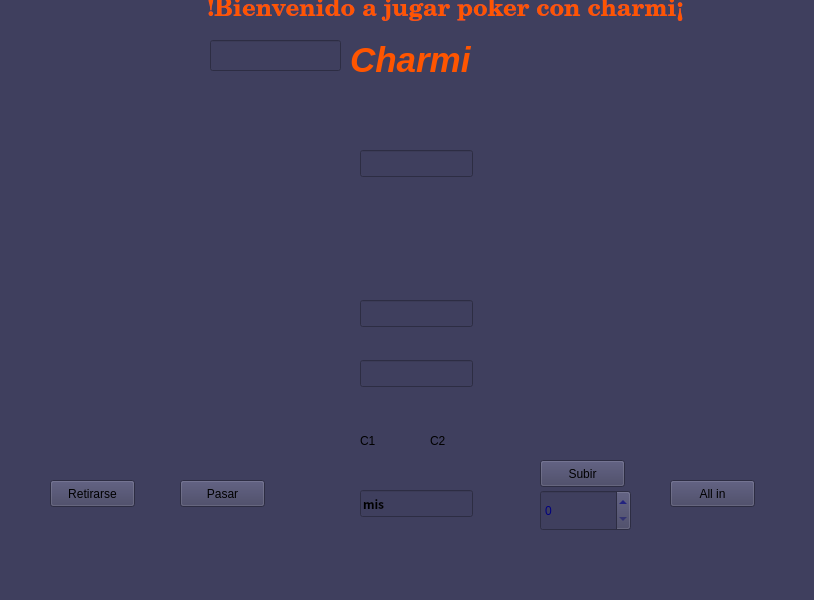
First picture: the form in juego_de_poker/sala_juego.ui, repository migherize/charmi, before the edit.
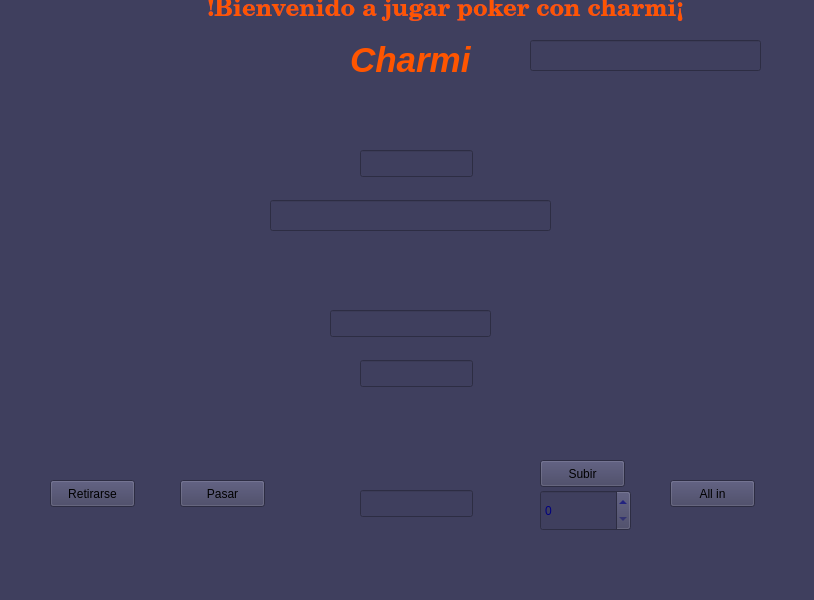
Second picture: the form after the edit. Icons and pictures are not drawn.

Commit message: juego finalizado en pyqt5

What changed in the file:
```diff
--- a/juego_de_poker/sala_juego.ui
+++ b/juego_de_poker/sala_juego.ui
@@ -81,27 +81,27 @@
    <widget class="QLabel" name="c1U">
     <property name="geometry">
      <rect>
-      <x>360</x>
-      <y>410</y>
-      <width>41</width>
-      <height>61</height>
+      <x>350</x>
+      <y>400</y>
+      <width>51</width>
+      <height>81</height>
      </rect>
     </property>
     <property name="text">
-     <string>C1</string>
+     <string/>
     </property>
    </widget>
    <widget class="QLabel" name="c2U">
     <property name="geometry">
      <rect>
       <x>430</x>
-      <y>410</y>
-      <width>41</width>
-      <height>61</height>
+      <y>400</y>
+      <width>51</width>
+      <height>81</height>
      </rect>
     </property>
     <property name="text">
-     <string>C2</string>
+     <string/>
     </property>
    </widget>
    <widget class="QLabel" name="c1C">
@@ -207,7 +207,7 @@
     <property name="geometry">
      <rect>
       <x>240</x>
-      <y>210</y>
+      <y>230</y>
       <width>61</width>
       <height>81</height>
      </rect>
@@ -225,7 +225,7 @@
     <property name="geometry">
      <rect>
       <x>310</x>
-      <y>210</y>
+      <y>230</y>
       <width>61</width>
       <height>81</height>
      </rect>
@@ -241,7 +241,7 @@
     <property name="geometry">
      <rect>
       <x>450</x>
-      <y>210</y>
+      <y>230</y>
       <width>61</width>
       <height>81</height>
      </rect>
@@ -257,7 +257,7 @@
     <property name="geometry">
      <rect>
       <x>380</x>
-      <y>210</y>
+      <y>230</y>
       <width>61</width>
       <height>81</height>
      </rect>
@@ -273,7 +273,7 @@
     <property name="geometry">
      <rect>
       <x>520</x>
-      <y>210</y>
+      <y>230</y>
       <width>61</width>
       <height>81</height>
      </rect>
@@ -288,9 +288,9 @@
    <widget class="QLineEdit" name="bienvenido">
     <property name="geometry">
      <rect>
-      <x>210</x>
+      <x>530</x>
       <y>40</y>
-      <width>131</width>
+      <width>231</width>
       <height>31</height>
      </rect>
     </property>
@@ -318,21 +318,27 @@
      </font>
     </property>
     <property name="styleSheet">
-     <string notr="true"/>
+     <string notr="true">color: rgb(243, 0, 0);</string>
     </property>
     <property name="text">
-     <string>mis</string>
+     <string/>
     </property>
    </widget>
    <widget class="QLineEdit" name="bote_mesa">
     <property name="geometry">
      <rect>
-      <x>360</x>
-      <y>300</y>
-      <width>113</width>
+      <x>330</x>
+      <y>310</y>
+      <width>161</width>
       <height>27</height>
      </rect>
     </property>
+    <property name="styleSheet">
+     <string notr="true">color: rgb(243, 0, 0);</string>
+    </property>
+    <property name="text">
+     <string/>
+    </property>
    </widget>
    <widget class="QLineEdit" name="bote_charmi">
     <property name="geometry">
@@ -352,6 +358,25 @@
       <width>113</width>
       <height>27</height>
      </rect>
+    </property>
+    <property name="styleSheet">
+     <string notr="true">color: rgb(243, 0, 0);</string>
+    </property>
+    <property name="text">
+     <string/>
+    </property>
+   </widget>
+   <widget class="QLineEdit" name="resultado">
+    <property name="geometry">
+     <rect>
+      <x>270</x>
+      <y>200</y>
+      <width>281</width>
+      <height>31</height>
+     </rect>
+    </property>
+    <property name="styleSheet">
+     <string notr="true">color: rgb(243, 0, 0);</string>
     </property>
    </widget>
   </widget>
```
Left out of the diff: 26 changed lines with no effect on the pictures. The commit also changes 29 other files.
